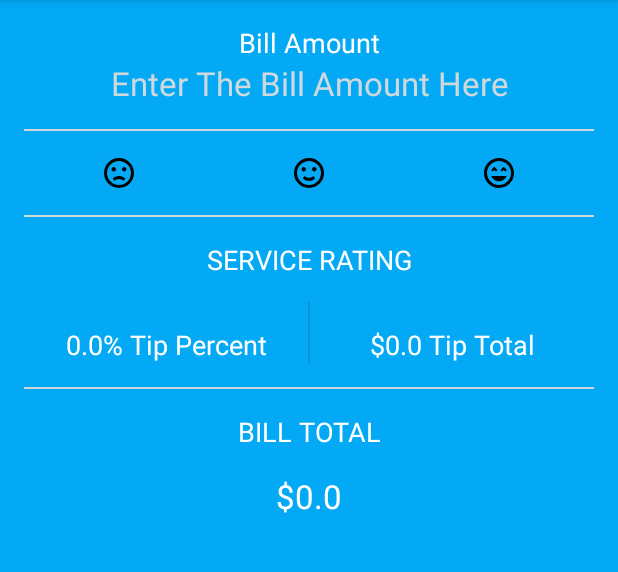
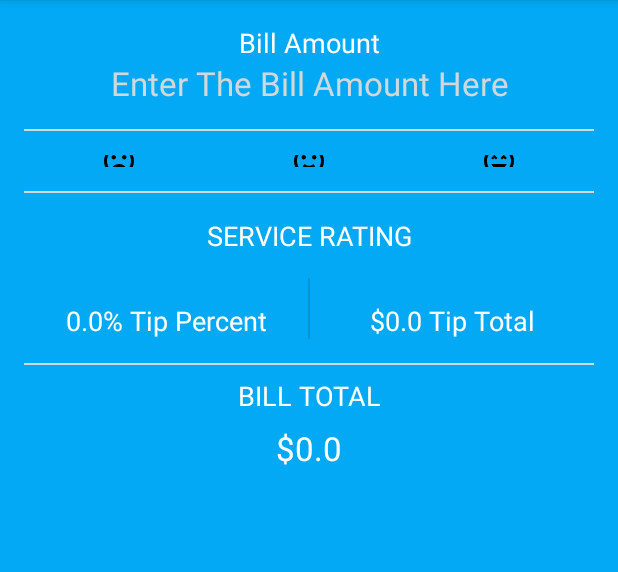
Before and after one commit to uypoko/TipCalculator, an Android app: the screen it shows after launch (MainActivity), on a phone screen of 412 x 824 dp, the part 84-656 px from its top. Run offline under Robolectric (Android 15) with nearby library versions, the phone set to English and light mode, and no system bars; our stand-ins replace ButterKnife.

Commit message:
update functions

```diff
--- a/app/src/main/res/layout/activity_main.xml
+++ b/app/src/main/res/layout/activity_main.xml
@@ -55,7 +55,7 @@
         <ImageButton
             android:id="@+id/ibFineService"
             android:layout_width="0dp"
-            android:layout_height="wrap_content"
+            android:layout_height="@dimen/activity_image_buttons"
             android:layout_weight="1"
             android:background="@color/colorBlue"
             android:src="@drawable/emoticon_sad_outline"
@@ -64,7 +64,7 @@
         <ImageButton
             android:id="@+id/ibGoodService"
             android:layout_width="0dp"
-            android:layout_height="wrap_content"
+            android:layout_height="@dimen/activity_image_buttons"
             android:layout_weight="1"
             android:background="@color/colorBlue"
             android:src="@drawable/emoticon_happy_outline"
@@ -73,7 +73,7 @@
         <ImageButton
             android:id="@+id/ibGreatService"
             android:layout_width="0dp"
-            android:layout_height="wrap_content"
+            android:layout_height="@dimen/activity_image_buttons"
             android:layout_weight="1"
             android:background="@color/colorBlue"
             android:src="@drawable/emoticon_excited_outline"
@@ -150,7 +150,7 @@
         android:layout_width="match_parent"
         android:layout_height="wrap_content"
         android:layout_below="@+id/vBillSeparator"
-        android:layout_marginTop="@dimen/activity_vertical_margin"
+        android:layout_marginTop="@dimen/activity_vertical_margin_big"
         android:gravity="center"
         android:text="@string/main.msg.billtotaltext"
         android:textAllCaps="true"
@@ -162,7 +162,7 @@
         android:layout_width="match_parent"
         android:layout_height="wrap_content"
         android:layout_below="@+id/tvBillTotal"
-        android:layout_marginTop="@dimen/activity_vertical_margin"
+        android:layout_marginTop="@dimen/activity_vertical_margin_big"
         android:gravity="center"
         android:text="@string/main.msg.billtotal"
         android:textAllCaps="true"
```
